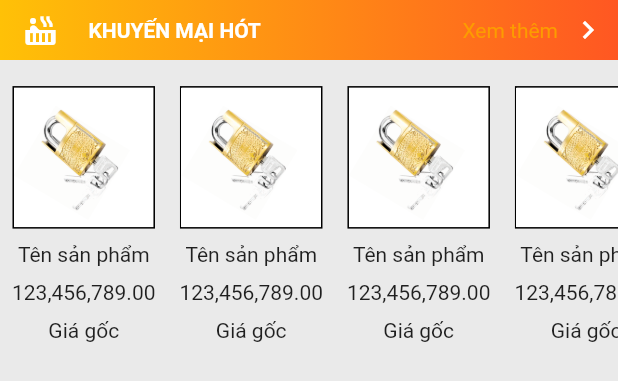
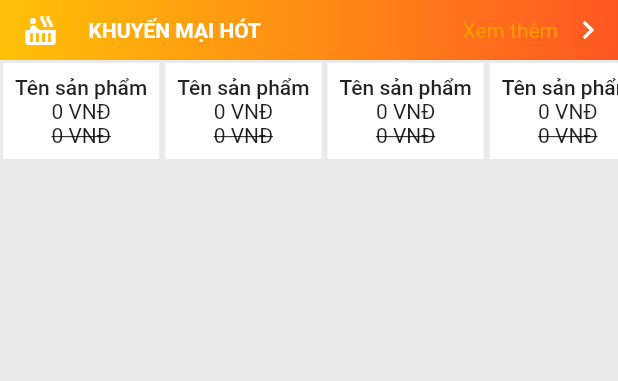
Before and after one commit to dunganh23121995/khoa_viet_tiep, a Flutter app: the ShowProduct widget shown alone on an empty page, opened directly, on a phone screen of 412 x 824 dp. Shown: the top 381 px of the screen. Run offline on Flutter 3.47's test engine with Material 2 defaults, Android fonts, the phone set to English and light mode, and no system bars; our stand-ins replace flutter_swiper, fluttertoast, loading_indicator, rxdart; missing offline and left inert: dashed_circle, xml2json.

Commit message:
27/7/2020

```diff
--- a/lib/bloc_list/categorypage/caption_bloc.dart
+++ b/lib/bloc_list/categorypage/caption_bloc.dart
@@ -57,12 +57,14 @@ class CaptionBloc {
         _behaviorSubjectIndex = new PublishSubject(),
         _behaviorSubjectMenu=new PublishSubject(),
         indexcaption=0{
-
     MenuApi.Instance().getResponseMenu(catid: 195).then((response) {
       if (response.statusCode == 200) {
         var body = MenuApi.Instance().getJsonBodyfromResponse(response);
+        print(body);
+
         if (body['GetMenuByTypeAndCatIDResponse']['GetMenuByTypeAndCatIDResult']['ErrCode'] ==
             ErrCodeSuccess.toString()) {
+
           listcaption = body['GetMenuByTypeAndCatIDResponse']['GetMenuByTypeAndCatIDResult']['Data']['menu'];
           _behaviorSubjectCaption.sink
               .add(listcaption);
--- a/lib/lists_variable.dart
+++ b/lib/lists_variable.dart
@@ -18,3 +18,6 @@ const ErrCodeInvalidEmail=3;
 const ErrCodeInactive=4;
 const ErrCodeAlreadyExist=5;
 const ErrCodeNotExist=6;
+
+
+const String linkweb = "http://viettieplock.com/";
--- a/lib/publiccustom/card_a_product.dart
+++ b/lib/publiccustom/card_a_product.dart
@@ -2,46 +2,53 @@ import 'package:flutter/cupertino.dart';
 import 'package:flutter/material.dart';
 import 'package:intl/intl.dart';
 
-class CardProduct extends StatelessWidget{
-
+class CardProduct extends StatelessWidget {
   Image image;
   GestureTapCallback ontap;
-  Widget nameproduct;
+  int price, cost;
+  String name;
+
+  CardProduct({this.image, this.name = "Tên sản phẩm", this.price = 0, this.cost = 0, this.ontap});
+
   @override
   Widget build(BuildContext context) {
     // TODO: implement build
     return Container(
       padding: const EdgeInsets.all(8.0),
+      margin: const EdgeInsets.all(2.0),
+      color: Colors.white,
       child: InkWell(
         onTap: ontap,
         child: Column(
-          mainAxisAlignment: MainAxisAlignment.spaceEvenly,
+          mainAxisAlignment: MainAxisAlignment.spaceAround,
           children: <Widget>[
-            Flexible(
-                flex: 4,
-                child: Container(
-                    child: Image.asset("assets/images/01504-copy.png"),
-                  decoration: BoxDecoration(
-                      border: Border.all()
-                  ),
-                )
-            ),
-            Flexible(
-              flex: 2,
-              child: Text("Tên sản phẩm"),
-            ),
+            image != null ?
             Flexible(
               flex: 1,
-              child: Text(NumberFormat.currency(customPattern: '#,###.#').format(123456789.0)),
+              child: Container(
+                child: image,
+              ),
+            )
+                : Container(),
+            Text(
+              name,
+              maxLines: 2,
+              style: TextStyle(fontWeight: FontWeight.w500),
             ),
-            Flexible(
-              flex: 1,
-              child: Text("Giá gốc"),
-            )
+            Text(
+              NumberFormat.currency(customPattern: '#,##0').format(price).replaceAll('.00', " VNĐ"),
+              maxLines: 1,
+            ),
+            Text(
+              NumberFormat.currency(customPattern: '#,##0').format(cost).replaceAll('.00', " VNĐ"),
+              style: TextStyle(
+                decoration: TextDecoration.lineThrough
+              ),
+              maxLines: 1,
+            ),
           ],
         ),
       ),
     );
   }
-
 }
--- a/lib/publiccustom/card_show_product.dart
+++ b/lib/publiccustom/card_show_product.dart
@@ -74,10 +74,11 @@ class ShowProduct extends StatelessWidget {
         ),
         //row product 1
         Container(
-          height: MediaQuery.of(context).size.height/4,
-          child:ListView(
-            padding: EdgeInsets.zero,
+          width: double.infinity,
+          child:SingleChildScrollView(
             scrollDirection: Axis.horizontal,
+            child: Row(
+              mainAxisAlignment: MainAxisAlignment.spaceBetween,
               children: <Widget>[
                 CardProduct(),
                 CardProduct(),
@@ -87,6 +88,7 @@ class ShowProduct extends StatelessWidget {
               ],
             ),
           ),
+        ),
       ],
     );
   }
--- a/lib/view/page/category_page.dart
+++ b/lib/view/page/category_page.dart
@@ -4,6 +4,7 @@ import 'package:flutter/rendering.dart';
 import 'package:fluttertoast/fluttertoast.dart';
 import 'package:khoaviettiep/AppTheme.dart';
 import 'package:khoaviettiep/bloc_list/categorypage/caption_bloc.dart';
+import 'package:khoaviettiep/bloc_list/products/products_bloc.dart';
 import 'package:khoaviettiep/view/products.dart';
 import 'package:loading_indicator/loading_indicator.dart';
 
@@ -188,6 +189,7 @@ class _CategoryPageState extends State with TickerProviderStateMixin {
             child: StreamBuilder(
               stream: _captionBloc.menuStream,
               builder: (context, snapshot) {
+                print(snapshot.data);
                 return snapshot.hasData
                     ? ListView.separated(
                         separatorBuilder: (context, index) => Divider(height: 0,),
@@ -197,6 +199,7 @@ class _CategoryPageState extends State with TickerProviderStateMixin {
                             child: ListTile(
                               onTap: (){
                                 Navigator.push(context, MaterialPageRoute(builder: (context)=>ProductsShow()));
+                                ProductsBloc.Instance().getProductsWithId(idmenu: snapshot.data[index]['id']);
                               },
                               dense: true,
                               title: Text("${snapshot.data[index]['title']}"),
```
Also changed, not shown: lib/bloc_list/products/products_bloc.dart (+25 -6 lines), lib/call_api_viettiep/api_products_idmenu.dart (+12 -3 lines), lib/view/products.dart (+40 -12 lines). Lines whose indentation alone changed are shown as unchanged.
